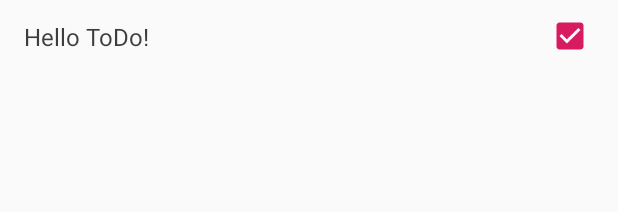
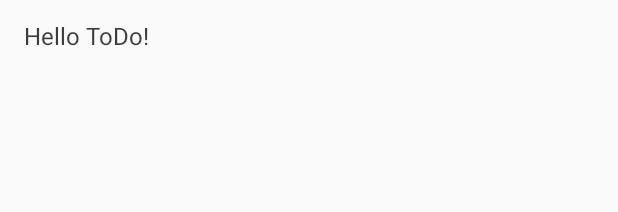
Before and after one commit to AlfredoBejarano/Retrofit-LiveData-Adapter, an Android app: the layout item_todo.xml on its own in the app's theme, with its tools: preview values and no code run, on a phone screen of 412 x 824 dp. Shown: the top 212 px of the screen. Run offline under Robolectric (Android 15) with nearby library versions, the phone set to English and light mode, and no system bars.

Commit message:
Update UI of a ToDo item in the list

```diff
--- a/app/src/main/java/me/alfredobejarano/livedataconverterdemo/ToDoListActivity.kt
+++ b/app/src/main/java/me/alfredobejarano/livedataconverterdemo/ToDoListActivity.kt
@@ -1,12 +1,13 @@
 package me.alfredobejarano.livedataconverterdemo
 
 import android.os.Bundle
-import android.util.Log
+import android.widget.Toast
 import androidx.appcompat.app.AppCompatActivity
 import androidx.lifecycle.Observer
 import androidx.lifecycle.ViewModelProviders
 import androidx.recyclerview.widget.LinearLayoutManager
 import androidx.recyclerview.widget.RecyclerView
+import me.alfredobejarano.livedataconverterdemo.adapter.ToDoAdapter
 import me.alfredobejarano.livedataconverterdemo.utilities.Injector
 import me.alfredobejarano.livedataconverterdemo.viewmodel.ToDoListViewModel
 
@@ -46,8 +47,19 @@ class ToDoListActivity : AppCompatActivity() {
         // Sets the activity root as a RecyclerView.
         setContentView(mRootView)
         // Retrieve the To Do list.
-        mViewModel.getList().observe(this, Observer {
-            Log.d("LIST", it?.body?.toString() ?: it?.error?.localizedMessage ?: "Null")
+        mViewModel.getList().observe(this, Observer { result ->
+            // Create an adapter for the view if the result body is not null.
+            result.body?.let {
+                // Parse the results as a MutableList.
+                val results = it as MutableList
+                // Sort the results alphabetically.
+                results.sortWith(compareBy { todo -> todo.title })
+                // Report the sorted results to the adapter.
+                mRootView.adapter = ToDoAdapter(results)
+            } ?: run {
+                // Simple error handling, a better implementation can be made, this is just for the demo.
+                Toast.makeText(this, result.error, Toast.LENGTH_SHORT).show()
+            }
         })
     }
 }
--- a/app/src/main/java/me/alfredobejarano/livedataconverterdemo/adapter/ToDoAdapter.kt
+++ b/app/src/main/java/me/alfredobejarano/livedataconverterdemo/adapter/ToDoAdapter.kt
@@ -42,8 +42,9 @@ class ToDoAdapter(private val elements: List<ToDo>) : RecyclerView.Adapter<ToDoA
         val element = elements[position]
         // Set the ToDo element to the component.
         bindComponent.toDo = element
-        // Strike the text if the ToDo has been completed.
+        // Set the text with a strike paint when the todo is completed.
         if (element.completed) {
+            bindComponent.title.alpha = 0.25f
             bindComponent.title.paintFlags = bindComponent.title.paintFlags or Paint.STRIKE_THRU_TEXT_FLAG
         }
     }
--- a/app/src/main/res/layout/item_todo.xml
+++ b/app/src/main/res/layout/item_todo.xml
@@ -6,31 +6,15 @@
     <data>
         <variable name="toDo" type="me.alfredobejarano.livedataconverterdemo.data.ToDo"/>
     </data>
-    <androidx.constraintlayout.widget.ConstraintLayout
-            android:layout_width="match_parent"
+    <TextView
+            android:maxLines="1"
+            android:id="@+id/title"
+            android:text="@{toDo.title}"
+            tools:text="Hello ToDo!"
+            style="@style/MaterialSingleItemTextAppearance"
+            android:paddingBottom="@dimen/material_list_item_padding_vertical"
             android:paddingTop="@dimen/material_list_item_padding_vertical"
-            android:paddingBottom="@dimen/material_list_item_padding_vertical"
+            android:paddingStart="@dimen/material_list_item_padding_horizontal"
             android:paddingEnd="@dimen/material_list_item_padding_horizontal"
-            android:paddingStart="@dimen/material_list_item_padding_horizontal"
-            android:layout_height="@dimen/material_single_item_list_height">
-        <TextView
-                android:id="@+id/title"
-                android:text="@{toDo.title}"
-                tools:text="Hello ToDo!"
-                app:layout_constraintEnd_toStartOf="@id/completed"
-                app:layout_constraintStart_toStartOf="parent"
-                app:layout_constraintBottom_toBottomOf="parent"
-                app:layout_constraintTop_toTopOf="parent"
-                style="@style/MaterialSingleItemTextAppearance"/>
-        <CheckBox
-                android:checked="@{toDo.completed}"
-                android:clickable="false"
-                app:layout_constraintBottom_toBottomOf="parent"
-                app:layout_constraintTop_toTopOf="parent"
-                app:layout_constraintEnd_toEndOf="parent"
-                android:id="@+id/completed"
-                tools:checked="true"
-                android:layout_width="wrap_content"
-                android:layout_height="wrap_content"/>
-    </androidx.constraintlayout.widget.ConstraintLayout>
+            app:layout_constraintHorizontal_bias="1.0"/>
 </layout>
--- a/app/src/main/res/values/styles.xml
+++ b/app/src/main/res/values/styles.xml
@@ -9,10 +9,11 @@
     </style>
     <style name="MaterialSingleItemTextAppearance">
         <item name="android:alpha">0.87</item>
-        <item name="android:layout_width">0dp</item>
-        <item name="android:layout_height">wrap_content</item>
+        <item name="android:layout_width">match_parent</item>
+        <item name="android:gravity">start|center_vertical</item>
         <item name="android:textColor">?android:attr/textColorPrimary</item>
         <item name="android:textSize">@dimen/material_list_single_item_text_size</item>
+        <item name="android:layout_height">@dimen/material_single_item_list_height</item>
     </style>
     <dimen name="material_list_single_item_text_size">16sp</dimen>
 </resources>
```
